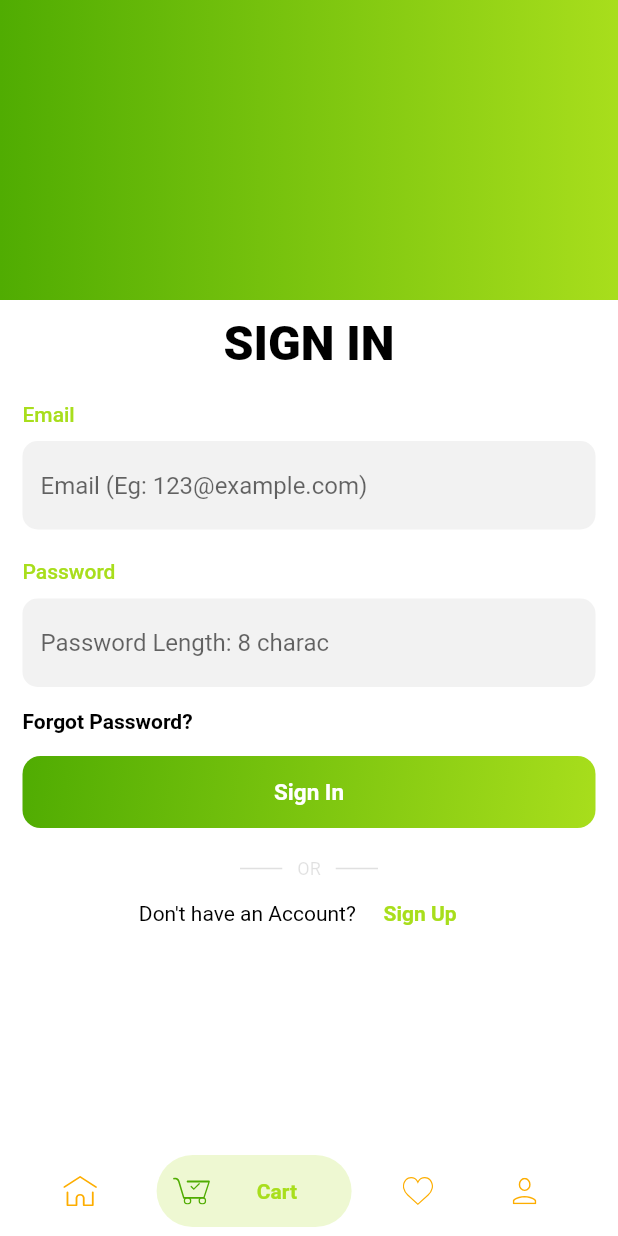
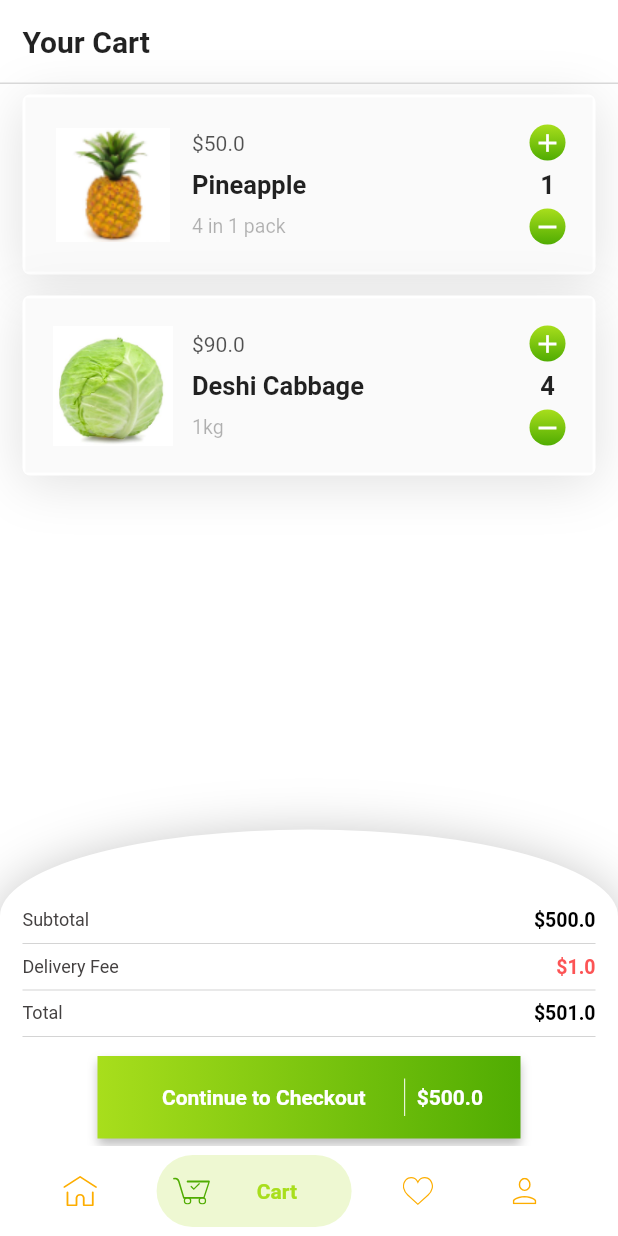
Before and after one commit to alfreeana-alfie/local_shop, a Flutter app: the screen it shows after launch, swiped to page 2, on a phone screen of 412 x 824 dp. Run offline on Flutter 3.47's test engine with Material 2 defaults, Android fonts, the phone set to English and light mode, and no system bars; drawn by our look-alikes of bottom_navy_bar; our stand-ins replace curved_navigation_bar, flutter_svg, google_fonts.

Commit message:
update basic design

```diff
--- a/lib/main.dart
+++ b/lib/main.dart
@@ -4,12 +4,12 @@ import 'package:flutter/material.dart';
 import 'package:flutter/services.dart';
 import 'package:flutter_svg/svg.dart';
 import 'package:google_fonts/google_fonts.dart';
-import 'package:local_shop/auth/forgot_password.dart';
-import 'package:local_shop/auth/sign_in.dart';
-import 'package:local_shop/auth/sign_up.dart';
 import 'package:local_shop/constant/app_color.dart';
 import 'package:local_shop/constant/string.dart';
+import 'package:local_shop/pages/cart.dart';
 import 'package:local_shop/pages/home.dart';
+import 'package:local_shop/pages/user_profile.dart';
+import 'package:local_shop/pages/wishlist.dart';
 
 // class MyHttpOverrides extends HttpOverrides {
 //   @override
@@ -150,9 +150,9 @@ class _MainPageState extends State<MainPage> {
         },
         children: const [
           HomePage(),
-          SignInPage(),
-          SignUpPage(),
-          ForgotPasswordPage()
+          CartPage(),
+          WishListPage(),
+          UserProfilePage()
         ],
       ),
     );
--- /dev/null
+++ b/lib/model/cart.dart
@@ -0,0 +1,11 @@
+import 'package:local_shop/model/product_eg.dart';
+
+class CartItem {
+  final ProductEg product;
+  final int count;
+
+  CartItem({
+    required this.product,
+    required this.count,
+  });
+}
--- /dev/null
+++ b/lib/pages/cart.dart
@@ -0,0 +1,157 @@
+import 'package:flutter/material.dart';
+import 'package:local_shop/constant/app_color.dart';
+import 'package:local_shop/constant/constants.dart';
+import 'package:local_shop/model/cart.dart';
+import 'package:local_shop/model/product_eg.dart';
+import 'package:local_shop/widgets/app_button.dart';
+import 'package:local_shop/widgets/base_view.dart';
+import 'package:local_shop/widgets/cart_product_item.dart';
+
+class CartPage extends StatefulWidget {
+  const CartPage({ Key? key }) : super(key: key);
+
+  @override
+  _CartPageState createState() => _CartPageState();
+}
+
+class _CartPageState extends State<CartPage> {
+  @override
+  Widget build(BuildContext context) {
+    List<CartItem> cart = [
+      CartItem(
+        product: ProductEg(
+          name: 'Pineapple',
+          imageUrl: 'pineapple',
+          price: 50,
+          quantity: '4 in 1 pack',
+          description: 'Pineapple',
+        ),
+        count: 1,
+      ),
+      CartItem(
+        product: ProductEg(
+          name: 'Deshi Cabbage',
+          imageUrl: 'cabbage',
+          price: 90,
+          quantity: '1kg',
+          description: 'Pineapple',
+        ),
+        count: 4,
+      ),
+    ];
+    return BaseView(
+        title: 'Your Cart',
+        useDefaultPadding: false,
+        body: Column(
+          children: [
+            Expanded(
+              child: Padding(
+                padding: const EdgeInsets.symmetric(
+                  horizontal: horizontalValue,
+                ),
+                child: ListView(
+                  children: [
+                    for (CartItem cartItem in cart)
+                      CartProductItem(cartItem: cartItem)
+                  ],
+                ),
+              ),
+            ),
+            Container(
+              padding: const EdgeInsets.only(
+                top: 53,
+                left: horizontalValue,
+                right: horizontalValue,
+              ),
+              decoration: BoxDecoration(
+                color: Colors.white,
+                boxShadow: [
+                  BoxShadow(
+                    color: Colors.grey.shade400,
+                    blurRadius: 30,
+                    offset: const Offset(0, 5),
+                  ),
+                ],
+                borderRadius: const BorderRadius.vertical(
+                  top: Radius.elliptical(250, 70),
+                ),
+              ),
+              child: Column(
+                children: [
+                  _buildDetailItem('Subtotal', 500),
+                  _buildDetailItem('Delivery Fee', 1, highlight: true),
+                  _buildDetailItem('Total', 501),
+                  Padding(
+                    padding:
+                        const EdgeInsets.symmetric(horizontal: 50, vertical: 5),
+                    child: SizedBox(
+                      width: double.infinity,
+                      child: AppButton(
+                        child: Row(
+                          children: const [
+                            Expanded(
+                              child: Center(
+                                child: Text(
+                                  'Continue to Checkout',
+                                  style: TextStyle(
+                                    color: Colors.white,
+                                    fontWeight: FontWeight.bold,
+                                  ),
+                                ),
+                              ),
+                            ),
+                            SizedBox(
+                              height: 25,
+                              child: VerticalDivider(
+                                color: Colors.white,
+                              ),
+                            ),
+                            Text(
+                              '\$500.0',
+                              style: TextStyle(
+                                color: Colors.white,
+                                fontWeight: FontWeight.bold,
+                              ),
+                            )
+                          ],
+                        ),
+                      ),
+                    ),
+                  ),
+                ],
+              ),
+            )
+          ],
+        ));
+  }
+
+  _buildDetailItem(String title, double amount, {bool highlight = false}) {
+    return Column(
+      children: [
+        Row(
+          mainAxisAlignment: MainAxisAlignment.spaceBetween,
+          children: [
+            Text(
+              title,
+              style: const TextStyle(
+                color: Color(0xff434040),
+                fontSize: 12,
+              ),
+            ),
+            Text(
+              '\$$amount',
+              style: TextStyle(
+                color: highlight ? const Color(0xffFC5455) : textColor,
+                fontSize: 13,
+                fontWeight: FontWeight.bold,
+              ),
+            )
+          ],
+        ),
+        Divider(
+          color: const Color(0xff707070).withOpacity(0.30),
+        )
+      ],
+    );
+  }
+}
--- a/lib/pages/wishlist.dart
+++ b/lib/pages/wishlist.dart
@@ -1,4 +1,9 @@
 import 'package:flutter/material.dart';
+import 'package:local_shop/model/cart.dart';
+import 'package:local_shop/model/product_eg.dart';
+import 'package:local_shop/widgets/app_button.dart';
+import 'package:local_shop/widgets/base_view.dart';
+import 'package:local_shop/widgets/cart_product_item.dart';
 
 class WishListPage extends StatefulWidget {
   const WishListPage({ Key? key }) : super(key: key);
@@ -8,10 +13,51 @@ class WishListPage extends StatefulWidget {
 }
 
 class _WishListPageState extends State<WishListPage> {
+
   @override
   Widget build(BuildContext context) {
-    return Container(
-
-    );
+    List<CartItem> wishList = [
+      CartItem(
+        product: ProductEg(
+          name: 'Pineapple',
+          imageUrl: 'pineapple',
+          price: 50,
+          quantity: '4 in 1 pack',
+          description: 'Pineapple',
+        ),
+        count: 1,
+      ),
+      CartItem(
+        product: ProductEg(
+          name: 'Deshi Cabbage',
+          imageUrl: 'cabbage',
+          price: 90,
+          quantity: '1kg',
+          description: 'Pineapple',
+        ),
+        count: 4,
+      ),
+    ];
+    return BaseView(
+        title: 'Your Wishlist',
+        body: Column(
+          children: [
+            Expanded(
+              child: ListView(
+                children: [
+                  for (CartItem wish in wishList)
+                    CartProductItem(cartItem: wish)
+                ],
+              ),
+            ),
+            const Padding(
+              padding: EdgeInsets.symmetric(horizontal: 50, vertical: 20),
+              child: SizedBox(
+                width: double.infinity,
+                child: AppButton(title: 'Add to Cart'),
+              ),
+            )
+          ],
+        ));
   }
 }
--- /dev/null
+++ b/lib/widgets/base_view.dart
@@ -0,0 +1,45 @@
+import 'package:flutter/material.dart';
+import 'package:local_shop/constant/constants.dart';
+
+class BaseView extends StatelessWidget {
+  final String title;
+  final Widget body;
+  final bool useDefaultPadding;
+  const BaseView(
+      {Key? key,
+      required this.title,
+      required this.body,
+      this.useDefaultPadding = true})
+      : super(key: key);
+
+  @override
+  Widget build(BuildContext context) {
+    return SafeArea(
+      child: Scaffold(
+        appBar: PreferredSize(
+          preferredSize: const Size.fromHeight(300),
+          child: Container(
+            height: AppBar().preferredSize.height,
+            padding: const EdgeInsets.symmetric(
+              horizontal: horizontalValue,
+            ),
+            alignment: Alignment.centerLeft,
+            decoration: const BoxDecoration(
+                border: Border(bottom: BorderSide(color: Color(0xffd8d8d8)))),
+            child: Text(
+              title,
+              style: const TextStyle(
+                fontSize: 20,
+                fontWeight: FontWeight.bold,
+              ),
+            ),
+          ),
+        ),
+        body: Padding(
+            padding: EdgeInsets.symmetric(
+                horizontal: useDefaultPadding ? horizontalValue : 0),
+            child: body),
+      ),
+    );
+  }
+}
--- /dev/null
+++ b/lib/widgets/cart_product_item.dart
@@ -0,0 +1,30 @@
+import 'package:flutter/material.dart';
+import 'package:local_shop/model/cart.dart';
+import 'package:local_shop/widgets/circle_button.dart';
+import 'package:local_shop/widgets/product_item.dart';
+
+class CartProductItem extends StatelessWidget {
+  final CartItem cartItem;
+  const CartProductItem({Key? key, required this.cartItem}) : super(key: key);
+
+  @override
+  Widget build(BuildContext context) {
+    return ProductItem(
+        product: cartItem.product,
+        extra: Column(
+          mainAxisSize: MainAxisSize.max,
+          mainAxisAlignment: MainAxisAlignment.spaceBetween,
+          children: [
+            const CircleButton(),
+            Text('${cartItem.count}',
+                style: const TextStyle(
+                  fontSize: 17,
+                  fontWeight: FontWeight.bold,
+                )),
+            const CircleButton(
+              isAdd: false,
+            ),
+          ],
+        ));
+  }
+}
```
Also changed, not shown: lib/pages/cart_list.dart (deleted, +0 -17 lines), lib/pages/home.dart (+37 -8 lines), lib/pages/user_profile.dart (+26 -1 lines), assets/images/banner1.jpg (added), assets/images/banner2.jpg (added), assets/images/banner3.jpg (added), lib/pages/notification.dart (deleted).
